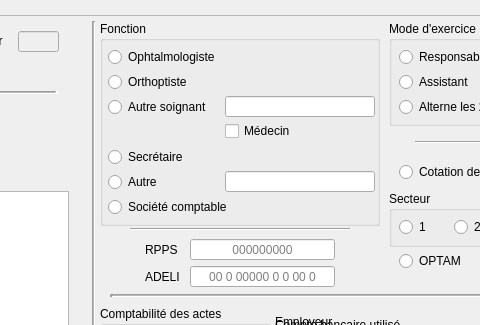
Old version of the form Dialogs/dlg_gestionusers.ui in the repository ukinoki/RufusAdmin; both pictures show x 608 to 1088 and y 0 to 325 of the 1220 by 610 pixel window.
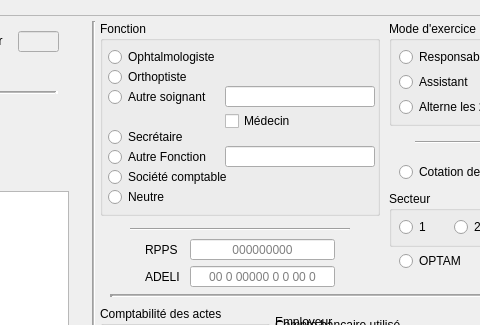
New version of the form. Icons and pictures are not drawn. Custom widgets are drawn as their Qt base class.

Patch:
```diff
--- a/Dialogs/dlg_gestionusers.ui
+++ b/Dialogs/dlg_gestionusers.ui
@@ -1032,7 +1032,7 @@
            <x>5</x>
            <y>0</y>
            <width>280</width>
-           <height>205</height>
+           <height>195</height>
           </rect>
          </property>
          <property name="focusPolicy">
@@ -1067,7 +1067,7 @@
           <property name="geometry">
            <rect>
             <x>8</x>
-            <y>50</y>
+            <y>45</y>
             <width>161</width>
             <height>22</height>
            </rect>
@@ -1086,7 +1086,7 @@
           <property name="geometry">
            <rect>
             <x>8</x>
-            <y>75</y>
+            <y>65</y>
             <width>111</width>
             <height>22</height>
            </rect>
@@ -1105,7 +1105,7 @@
           <property name="geometry">
            <rect>
             <x>8</x>
-            <y>125</y>
+            <y>105</y>
             <width>161</width>
             <height>22</height>
            </rect>
@@ -1124,7 +1124,7 @@
           <property name="geometry">
            <rect>
             <x>8</x>
-            <y>150</y>
+            <y>125</y>
             <width>111</width>
             <height>22</height>
            </rect>
@@ -1136,14 +1136,14 @@
            <enum>Qt::NoContextMenu</enum>
           </property>
           <property name="text">
-           <string>Autre</string>
+           <string>Autre Fonction</string>
           </property>
          </widget>
          <widget class="UpLineEdit" name="AutreFonctionuplineEdit">
           <property name="geometry">
            <rect>
             <x>125</x>
-            <y>150</y>
+            <y>125</y>
             <width>150</width>
             <height>21</height>
            </rect>
@@ -1156,7 +1156,7 @@
           <property name="geometry">
            <rect>
             <x>125</x>
-            <y>75</y>
+            <y>65</y>
             <width>150</width>
             <height>21</height>
            </rect>
@@ -1169,7 +1169,7 @@
           <property name="geometry">
            <rect>
             <x>8</x>
-            <y>175</y>
+            <y>145</y>
             <width>161</width>
             <height>22</height>
            </rect>
@@ -1188,7 +1188,7 @@
           <property name="geometry">
            <rect>
             <x>125</x>
-            <y>100</y>
+            <y>90</y>
             <width>121</width>
             <height>20</height>
            </rect>
@@ -1197,6 +1197,25 @@
            <string>Médecin</string>
           </property>
          </widget>
+         <widget class="UpRadioButton" name="NeutreupRadioButton">
+          <property name="geometry">
+           <rect>
+            <x>8</x>
+            <y>165</y>
+            <width>161</width>
+            <height>22</height>
+           </rect>
+          </property>
+          <property name="focusPolicy">
+           <enum>Qt::StrongFocus</enum>
+          </property>
+          <property name="contextMenuPolicy">
+           <enum>Qt::NoContextMenu</enum>
+          </property>
+          <property name="text">
+           <string>Neutre</string>
+          </property>
+         </widget>
         </widget>
         <widget class="QGroupBox" name="ModeExercicegroupBox">
          <property name="geometry">
@@ -1443,26 +1462,31 @@
   </widget>
  </widget>
  <customwidgets>
-  <customwidget>
-   <class>UpLabel</class>
-   <extends>QLabel</extends>
-   <header>uplabel.h</header>
-  </customwidget>
   <customwidget>
    <class>UpPushButton</class>
    <extends>QPushButton</extends>
    <header>uppushbutton.h</header>
   </customwidget>
   <customwidget>
-   <class>UpSmallButton</class>
-   <extends>QPushButton</extends>
-   <header>upsmallbutton.h</header>
+   <class>UpTableWidget</class>
+   <extends>QTableWidget</extends>
+   <header>uptablewidget.h</header>
   </customwidget>
   <customwidget>
    <class>UpLineEdit</class>
    <extends>QLineEdit</extends>
    <header>uplineedit.h</header>
   </customwidget>
+  <customwidget>
+   <class>UpSmallButton</class>
+   <extends>QPushButton</extends>
+   <header>upsmallbutton.h</header>
+  </customwidget>
+  <customwidget>
+   <class>UpLabel</class>
+   <extends>QLabel</extends>
+   <header>uplabel.h</header>
+  </customwidget>
   <customwidget>
    <class>UpComboBox</class>
    <extends>QComboBox</extends>
@@ -1473,11 +1497,6 @@
    <extends>QRadioButton</extends>
    <header>upradiobutton.h</header>
   </customwidget>
-  <customwidget>
-   <class>UpTableWidget</class>
-   <extends>QTableWidget</extends>
-   <header location="global">uptablewidget.h</header>
-  </customwidget>
  </customwidgets>
  <tabstops>
   <tabstop>LoginuplineEdit</tabstop>
```
Left out of the diff: 4 changed lines with no effect on the pictures.
